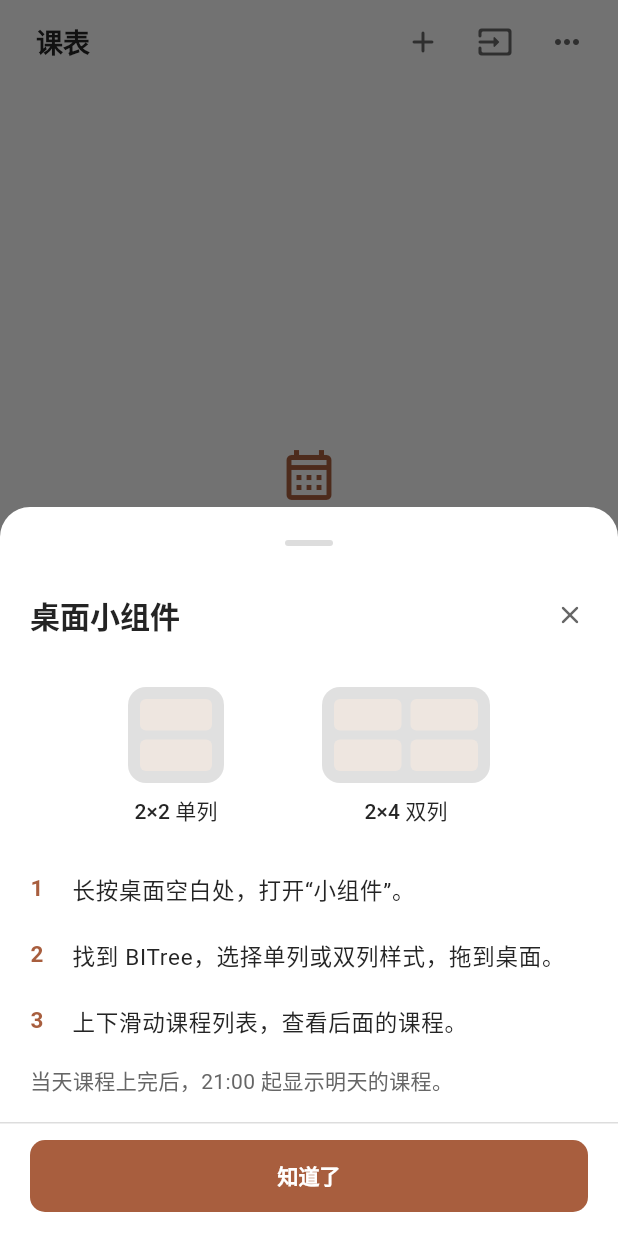
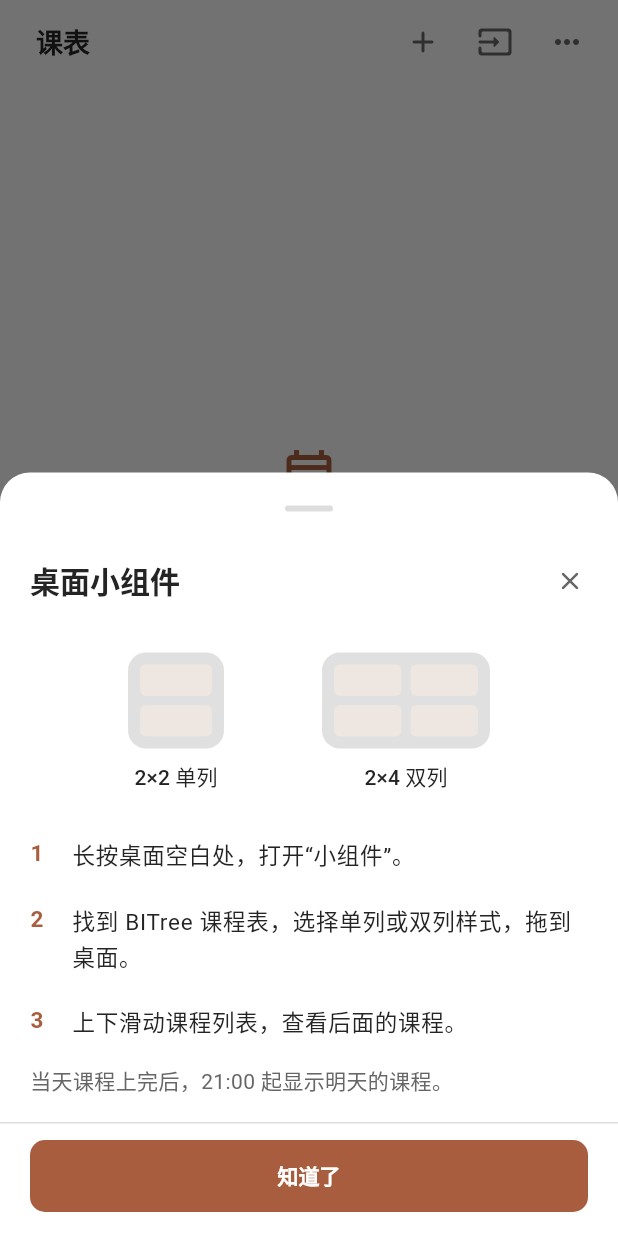
Before and after one commit to PurpleRain-PR/bitree, a Flutter app: the screen it shows after launch, after a tap on the "keyboard control" icon, after a tap on "桌面小组件", on a phone screen of 412 x 824 dp. Run offline on Flutter 3.47's test engine with Material 3 defaults, Android fonts, the phone set to English and light mode, and no system bars; our stand-ins replace cookie_jar, file_picker, flutter_markdown_plus, flutter_secure_storage, package_info_plus, pub_semver and 1 more; missing offline and left inert: flutter_inappwebview; network calls fail.

Commit message:
fix(android): unify timetable widget names

```diff
--- a/lib/ui/widget_guide.dart
+++ b/lib/ui/widget_guide.dart
@@ -67,7 +67,7 @@ Future<void> showWidgetGuide(BuildContext context) =>
                   ),
                   const SizedBox(height: 8),
                   step(1, '长按桌面空白处，打开“小组件”。'),
-                  step(2, '找到 BITree，选择单列或双列样式，拖到桌面。'),
+                  step(2, '找到 BITree 课程表，选择单列或双列样式，拖到桌面。'),
                   step(3, '上下滑动课程列表，查看后面的课程。'),
                   const SizedBox(height: 8),
                   Text(
```
Also changed, not shown: 2 other files.
